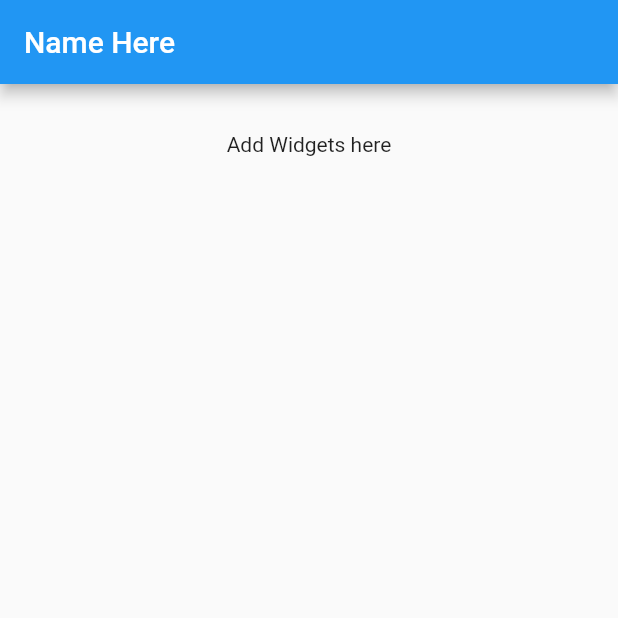
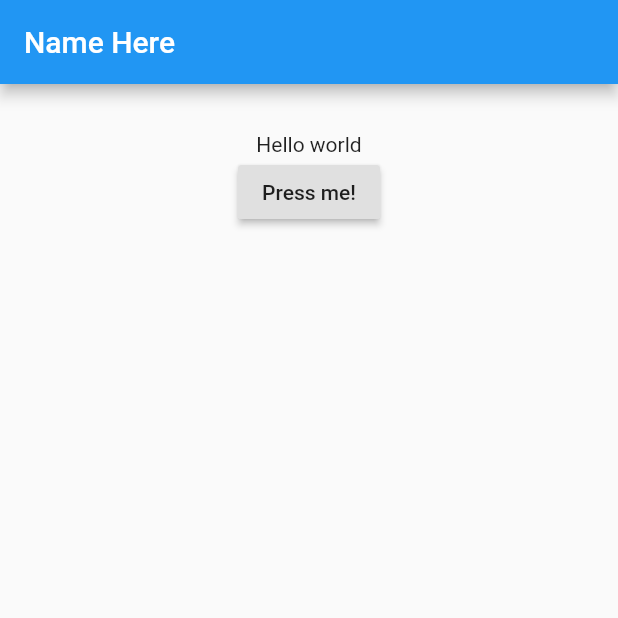
Before and after one commit to addeeandra/flutter-course-udemy, a Flutter app: the screen it shows after launch, on a phone screen of 412 x 824 dp, the top half of it. Run offline on Flutter 3.47's test engine with Material 2 defaults, Android fonts, the phone set to English and light mode, and no system bars.

Commit message:
complete button1

```diff
--- a/lib/main.dart
+++ b/lib/main.dart
@@ -10,6 +10,14 @@ class MyApp extends StatefulWidget {
 }
 
 class _State extends State<MyApp> {
+  String _value = 'Hello world';
+
+  void _onPressed() {
+    setState(() {
+      _value = 'My name is Bambank';
+    });
+  }
+
   @override
   Widget build(BuildContext context) {
     return Scaffold(
@@ -20,7 +28,10 @@ class _State extends State<MyApp> {
         padding: EdgeInsets.all(32),
         child: Center(
           child: Column(
-            children: <Widget>[Text('Add Widgets here')],
+            children: <Widget>[
+              Text(_value),
+              RaisedButton(onPressed: _onPressed, child: Text('Press me!'))
+            ],
           ),
         ),
       ),
```
